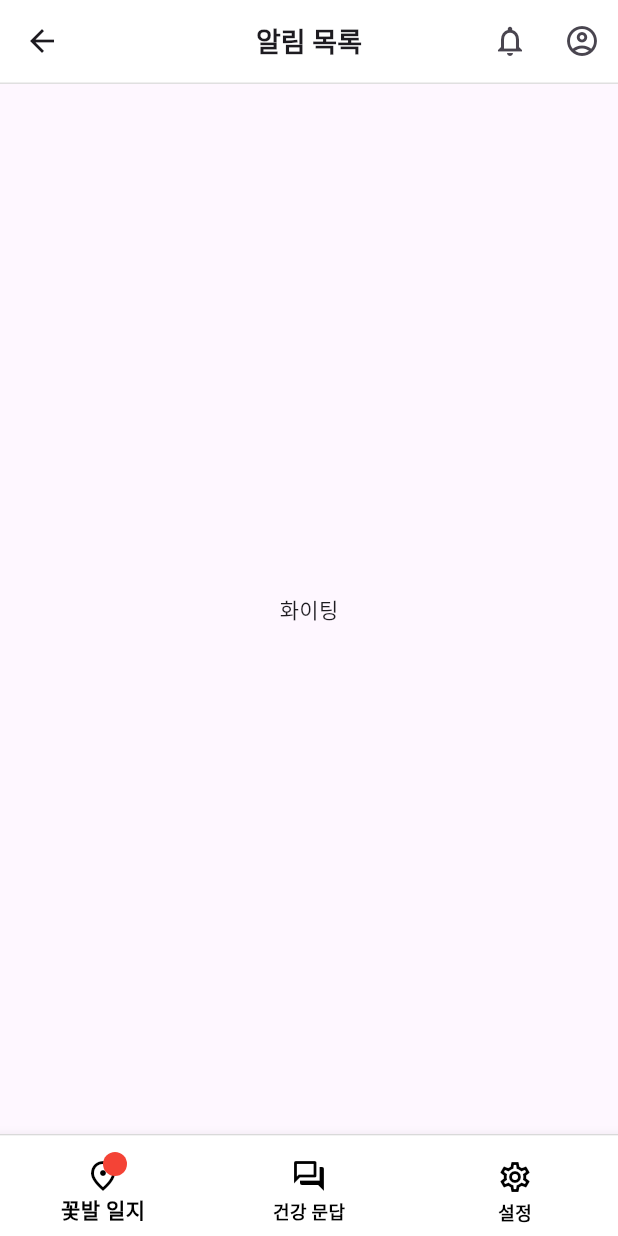
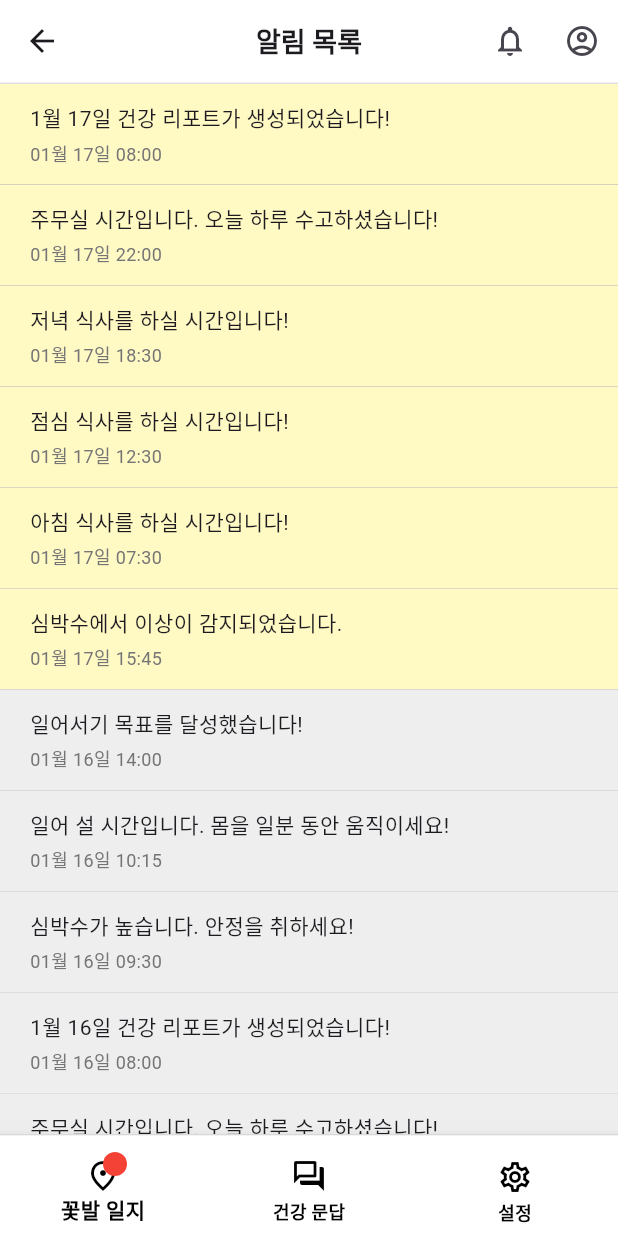
Before and after one commit to CapstonProduct/day_in_bloom_v1, a Flutter app: the NotificationListScreen screen opened by its route, on a phone screen of 412 x 824 dp. Run offline on Flutter 3.47's test engine with Material 3 defaults, Android fonts, the phone set to English and light mode, and no system bars; our stand-ins replace flutter_native_splash, go_router, table_calendar, youtube_player_flutter.

Commit message:
Feat: Add notification item list

```diff
--- a/lib/features/notification/screen/notification_list_screen.dart
+++ b/lib/features/notification/screen/notification_list_screen.dart
@@ -1,14 +1,64 @@
 import 'package:day_in_bloom_v1/widgets/app_bar.dart';
 import 'package:flutter/material.dart';
+import 'package:intl/intl.dart';
 
 class NotificationListScreen extends StatelessWidget {
   const NotificationListScreen({super.key});
+
+  static const List<Map<String, dynamic>> notifications = [
+    {'text': '1월 17일 건강 리포트가 생성되었습니다!', 'isRead': false, 'createdTime': '2025-01-17 08:00'},
+    {'text': '주무실 시간입니다. 오늘 하루 수고하셨습니다!', 'isRead': false, 'createdTime': '2025-01-17 22:00'},
+    {'text': '저녁 식사를 하실 시간입니다!', 'isRead': false, 'createdTime': '2025-01-17 18:30'},
+    {'text': '점심 식사를 하실 시간입니다!', 'isRead': false, 'createdTime': '2025-01-17 12:30'},
+    {'text': '아침 식사를 하실 시간입니다!', 'isRead': false, 'createdTime': '2025-01-17 07:30'},
+    {'text': '심박수에서 이상이 감지되었습니다.', 'isRead': false, 'createdTime': '2025-01-17 15:45'},
+    {'text': '일어서기 목표를 달성했습니다!', 'isRead': true, 'createdTime': '2025-01-16 14:00'},
+    {'text': '일어 설 시간입니다. 몸을 일분 동안 움직이세요!', 'isRead': true, 'createdTime': '2025-01-16 10:15'},
+    {'text': '심박수가 높습니다. 안정을 취하세요!', 'isRead': true, 'createdTime': '2025-01-16 09:30'},
+    {'text': '1월 16일 건강 리포트가 생성되었습니다!', 'isRead': true, 'createdTime': '2025-01-16 08:00'},
+    {'text': '주무실 시간입니다. 오늘 하루 수고하셨습니다!', 'isRead': true, 'createdTime': '2025-01-16 22:00'},
+    {'text': '저녁 식사를 하실 시간입니다!', 'isRead': true, 'createdTime': '2025-01-16 18:30'},
+    {'text': '점심 식사를 하실 시간입니다!', 'isRead': true, 'createdTime': '2025-01-16 12:30'},
+  ];
+
+  String _formatTime(String dateTime) {
+    final parsedTime = DateTime.parse(dateTime);
+    return DateFormat('MM월 dd일 HH:mm').format(parsedTime);
+  }
 
   @override
   Widget build(BuildContext context) {
     return Scaffold(
       appBar: CustomAppBar(title: '알림 목록', showBackButton: true),
-      body: Center(child: Text('화이팅')),
+      body: ListView.builder(
+        itemCount: notifications.length,
+        itemBuilder: (context, index) {
+          final notification = notifications[index];
+          return Container(
+            padding: const EdgeInsets.symmetric(vertical: 12, horizontal: 20),
+            decoration: BoxDecoration(
+              color: notification['isRead'] ? Colors.grey[200] : Colors.yellow[100],
+              border: const Border(
+                bottom: BorderSide(color: Colors.grey, width: 0.3),
+              ),
+            ),
+            child: Column(
+              crossAxisAlignment: CrossAxisAlignment.start,
+              children: [
+                Text(
+                  notification['text'],
+                  style: const TextStyle(fontSize: 14),
+                ),
+                const SizedBox(height: 4),
+                Text(
+                  _formatTime(notification['createdTime']),
+                  style: TextStyle(fontSize: 12, color: Colors.grey[600]),
+                ),
+              ],
+            ),
+          );
+        },
+      ),
     );
   }
 }
```
